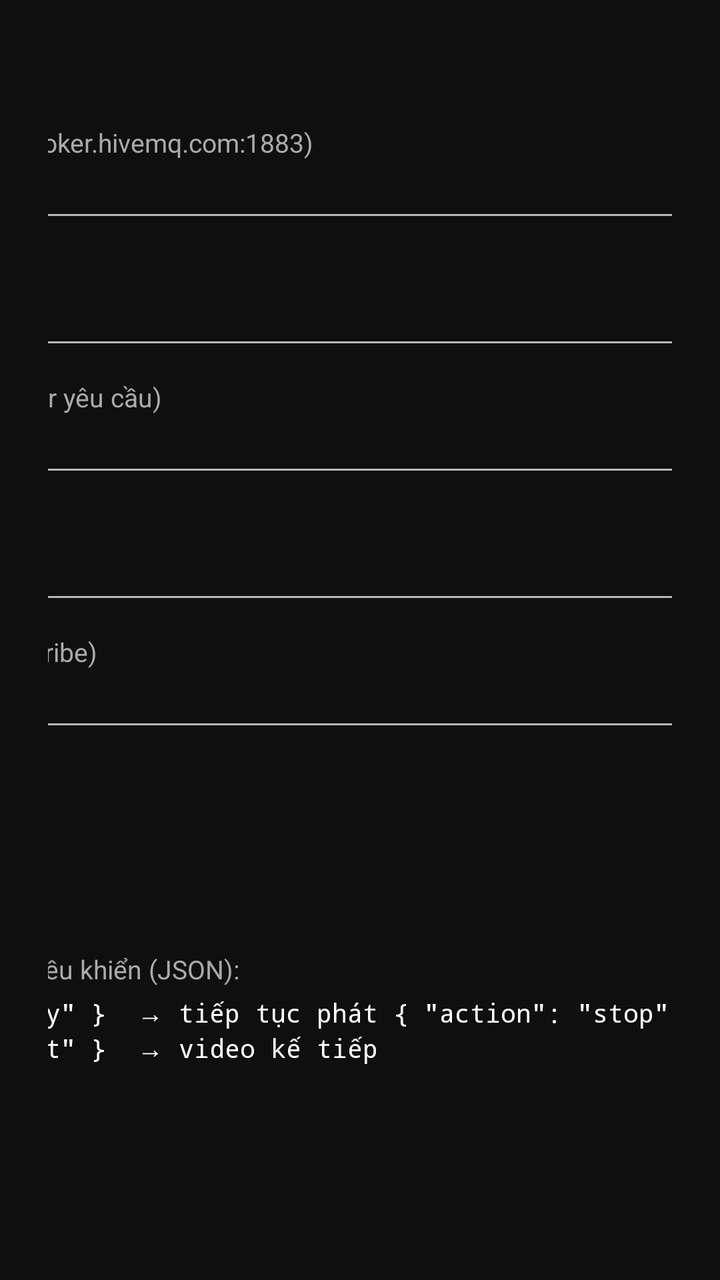
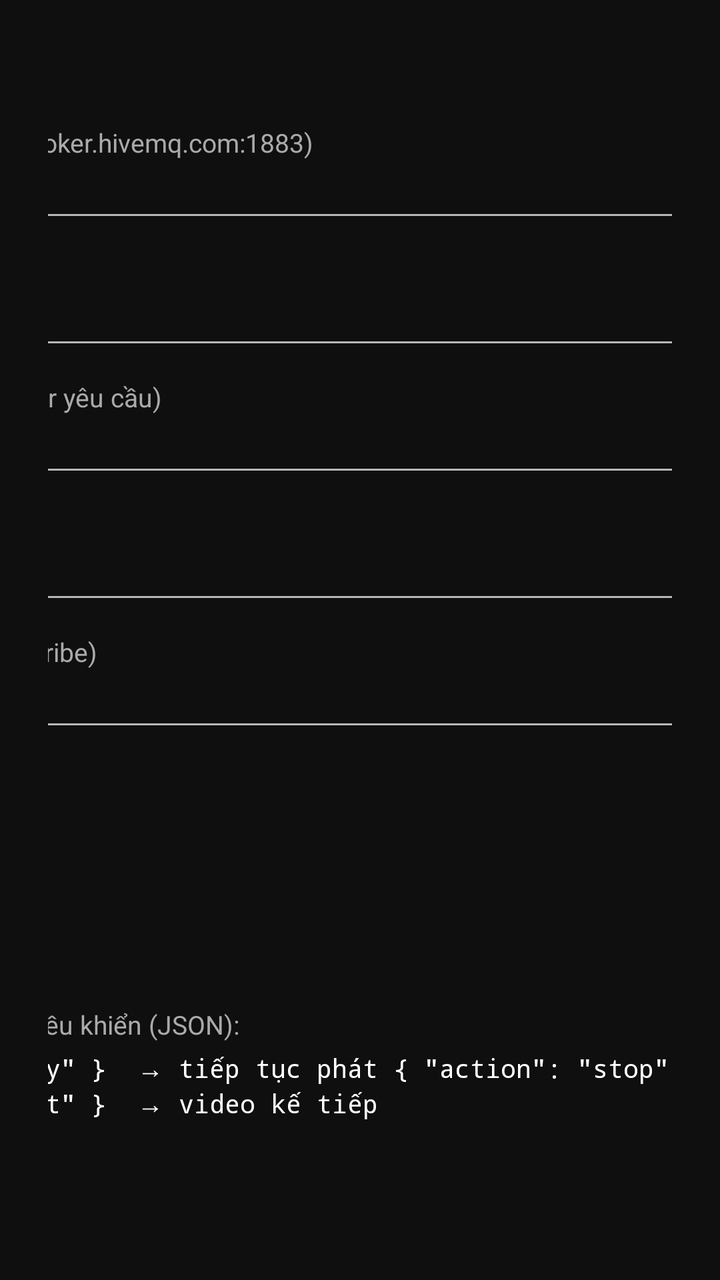

Screens rendered from an Android XML layout before and after an edit, with the pre-edit source and the edit as a unified diff.
<!-- AndroidManifest.xml: application theme Theme.AppCompat.NoActionBar -->
<!-- res/layout/activity_settings.xml -->
<?xml version="1.0" encoding="utf-8"?>
<LinearLayout xmlns:android="http://schemas.android.com/apk/res/android"
    android:orientation="vertical"
    android:gravity="center_horizontal"
    android:padding="24dp"
    android:layout_width="match_parent"
    android:layout_height="match_parent"
    android:background="#0f0f0f">

    <LinearLayout
        android:orientation="vertical"
        android:layout_width="560dp"
        android:maxWidth="560dp"
        android:layout_height="wrap_content">

        <TextView
            android:layout_width="wrap_content"
            android:layout_height="wrap_content"
            android:text="Cài đặt MQTT"
            android:textColor="#FFFFFF"
            android:textSize="18sp"
            android:textStyle="bold"
            android:layout_marginBottom="14dp" />

        <TextView
            android:layout_width="wrap_content"
            android:layout_height="wrap_content"
            android:text="Broker (ví dụ: tcp://broker.hivemq.com:1883)"
            android:textColor="#AAAAAA"
            android:textSize="13sp" />

        <EditText
            android:id="@+id/et_broker"
            android:layout_width="match_parent"
            android:layout_height="wrap_content"
            android:textSize="14sp"
            android:textColor="#FFFFFF"
            android:inputType="textUri"
            android:importantForAutofill="no"
            android:layout_marginBottom="10dp" />

        <TextView
            android:layout_width="wrap_content"
            android:layout_height="wrap_content"
            android:text="Client ID"
            android:textColor="#AAAAAA"
            android:textSize="13sp" />

        <EditText
            android:id="@+id/et_client_id"
            android:layout_width="match_parent"
            android:layout_height="wrap_content"
            android:textSize="14sp"
            android:textColor="#FFFFFF"
            android:inputType="text"
            android:importantForAutofill="no"
            android:layout_marginBottom="10dp" />

        <TextView
            android:layout_width="wrap_content"
            android:layout_height="wrap_content"
            android:text="Username (nếu broker yêu cầu)"
            android:textColor="#AAAAAA"
            android:textSize="13sp" />

        <EditText
            android:id="@+id/et_username"
            android:layout_width="match_parent"
            android:layout_height="wrap_content"
            android:textSize="14sp"
            android:textColor="#FFFFFF"
            android:inputType="text"
            android:importantForAutofill="no"
            android:layout_marginBottom="10dp" />

        <TextView
            android:layout_width="wrap_content"
            android:layout_height="wrap_content"
            android:text="Password"
            android:textColor="#AAAAAA"
            android:textSize="13sp" />

        <EditText
            android:id="@+id/et_password"
            android:layout_width="match_parent"
            android:layout_height="wrap_content"
            android:textSize="14sp"
            android:textColor="#FFFFFF"
            android:inputType="textPassword"
            android:importantForAutofill="no"
            android:layout_marginBottom="10dp" />

        <TextView
            android:layout_width="wrap_content"
            android:layout_height="wrap_content"
            android:text="Topic đăng ký (subscribe)"
            android:textColor="#AAAAAA"
            android:textSize="13sp" />

        <EditText
            android:id="@+id/et_topic"
            android:layout_width="match_parent"
            android:layout_height="wrap_content"
            android:textSize="14sp"
            android:textColor="#FFFFFF"
            android:inputType="text"
            android:importantForAutofill="no"
            android:layout_marginBottom="14dp" />

        <Button
            android:id="@+id/btn_connect"
            android:layout_width="wrap_content"
            android:layout_height="wrap_content"
            android:minWidth="0dp"
            android:text="Kết nối"
            android:textSize="14sp"
            android:paddingStart="20dp"
            android:paddingEnd="20dp"
            android:layout_marginBottom="10dp" />

        <TextView
            android:id="@+id/tv_status"
            android:layout_width="wrap_content"
            android:layout_height="wrap_content"
            android:text="Chưa kết nối"
            android:textColor="#FFCC00"
            android:textSize="14sp"
            android:layout_marginBottom="14dp" />

        <TextView
            android:layout_width="wrap_content"
            android:layout_height="wrap_content"
            android:text="Định dạng tin nhắn điều khiển (JSON):"
            android:textColor="#AAAAAA"
            android:textSize="13sp" />

        <TextView
            android:layout_width="wrap_content"
            android:layout_height="wrap_content"
            android:text='{ "action": "play" }  → tiếp tục phát
{ "action": "stop" }  → tạm dừng
{ "action": "next" }  → video kế tiếp'
            android:textColor="#FFFFFF"
            android:textSize="13sp"
            android:fontFamily="monospace"
            android:layout_marginTop="4dp" />
    </LinearLayout>
</LinearLayout>
<!-- resources referenced by this layout -->
<resources>

</resources>

<!-- the commit's change to res/layout/activity_settings.xml (unified diff, before → after) -->
@@ -125,6 +125,15 @@
             android:text="Chưa kết nối"
             android:textColor="#FFCC00"
             android:textSize="14sp"
+            android:layout_marginBottom="10dp" />
+
+        <TextView
+            android:id="@+id/tv_ip"
+            android:layout_width="wrap_content"
+            android:layout_height="wrap_content"
+            android:text="IP local: ..."
+            android:textColor="#88FFFFFF"
+            android:textSize="13sp"
             android:layout_marginBottom="14dp" />
 
         <TextView
